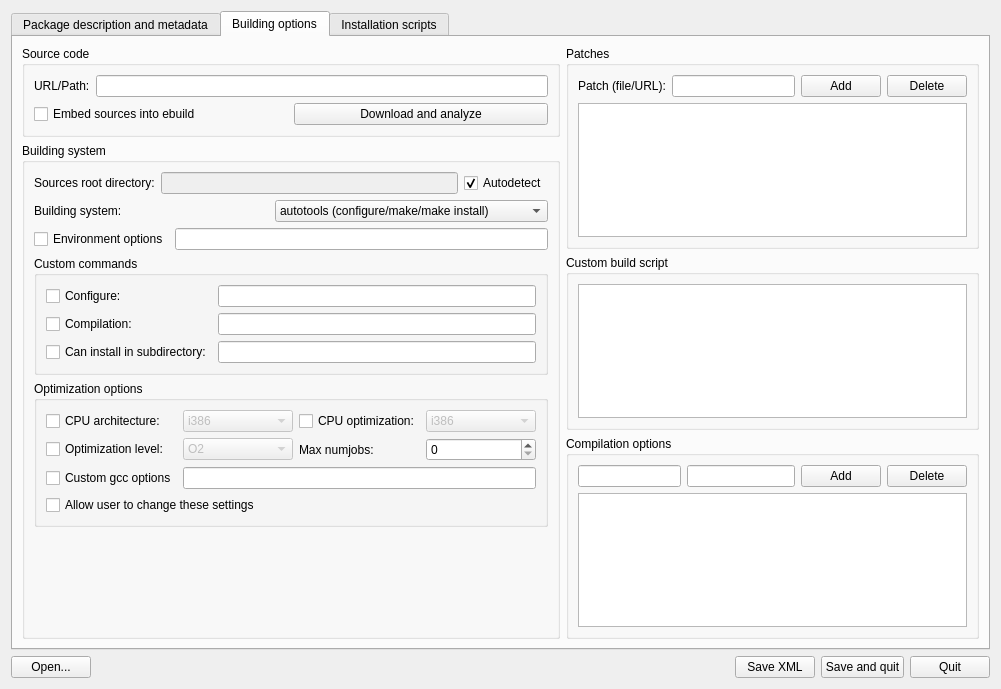
The window that mpkg/packagebuilder/package_builder.ui (BackupTheBerlios/mops) describes before a commit, drawn with Qt 5.
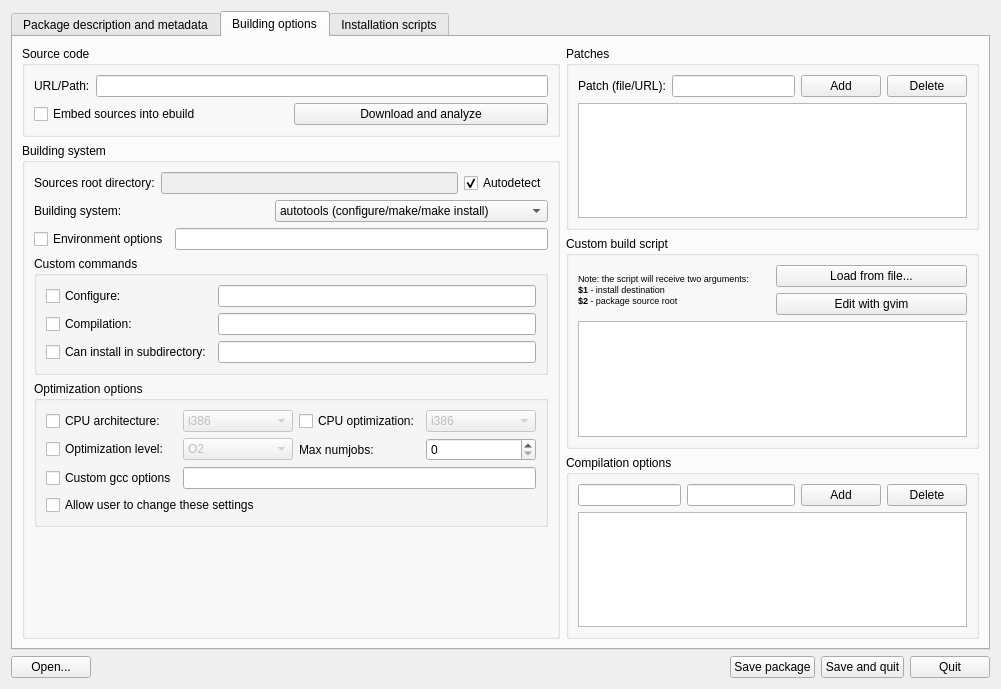
The same window after the commit. The open tabs and pages were chosen to show the change. Icons and pictures are not drawn.

```diff
--- a/mpkg/packagebuilder/package_builder.ui
+++ b/mpkg/packagebuilder/package_builder.ui
@@ -1469,6 +1469,46 @@
               <string>Custom build script</string>
              </property>
              <layout class="QVBoxLayout" >
+              <item>
+               <layout class="QHBoxLayout" >
+                <item>
+                 <widget class="QLabel" name="label_8" >
+                  <property name="text" >
+                   <string>&lt;html>&lt;head>&lt;meta name="qrichtext" content="1" />&lt;style type="text/css">
+p, li { white-space: pre-wrap; }
+&lt;/style>&lt;/head>&lt;body style=" font-family:'Sans Serif'; font-size:7pt; font-weight:400; font-style:normal;">
+&lt;p style=" margin-top:0px; margin-bottom:0px; margin-left:0px; margin-right:0px; -qt-block-indent:0; text-indent:0px;">Note: the script will receive two arguments:&lt;/p>
+&lt;p style=" margin-top:0px; margin-bottom:0px; margin-left:0px; margin-right:0px; -qt-block-indent:0; text-indent:0px; font-weight:600;">$1&lt;span style=" font-weight:400;"> - install destination&lt;/span>&lt;/p>
+&lt;p style=" margin-top:0px; margin-bottom:0px; margin-left:0px; margin-right:0px; -qt-block-indent:0; text-indent:0px;">&lt;span style=" font-weight:600;">$2&lt;/span> - package source root&lt;/p>&lt;/body>&lt;/html></string>
+                  </property>
+                 </widget>
+                </item>
+                <item>
+                 <layout class="QVBoxLayout" >
+                  <item>
+                   <widget class="QPushButton" name="loadScriptFromFileButton" >
+                    <property name="text" >
+                     <string>Load from file...</string>
+                    </property>
+                    <property name="icon" >
+                     <iconset>/usr/share/icons/crystalsvg/32x32/actions/fileopen.png</iconset>
+                    </property>
+                   </widget>
+                  </item>
+                  <item>
+                   <widget class="QPushButton" name="editWithGvimButton" >
+                    <property name="text" >
+                     <string>Edit with gvim</string>
+                    </property>
+                    <property name="icon" >
+                     <iconset>/usr/share/icons/crystalsvg/32x32/apps/gvim.png</iconset>
+                    </property>
+                   </widget>
+                  </item>
+                 </layout>
+                </item>
+               </layout>
+              </item>
               <item>
                <widget class="QTextEdit" name="customScriptTextEdit" />
               </item>
@@ -1766,7 +1806,10 @@
      <item>
       <widget class="QPushButton" name="BuildButton" >
        <property name="text" >
-        <string>Save XML</string>
+        <string>Save package</string>
+       </property>
+       <property name="icon" >
+        <iconset>/usr/share/icons/crystalsvg/32x32/actions/save_all.png</iconset>
        </property>
       </widget>
      </item>
```
Left out of the diff: 21 changed lines with no effect on the pictures.
